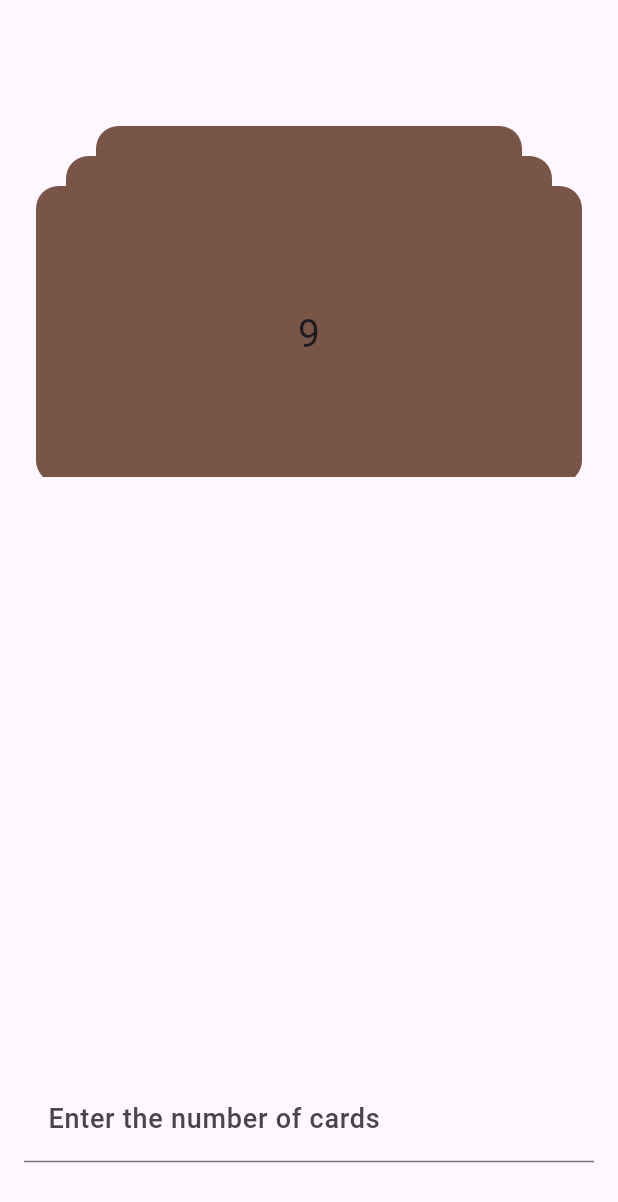
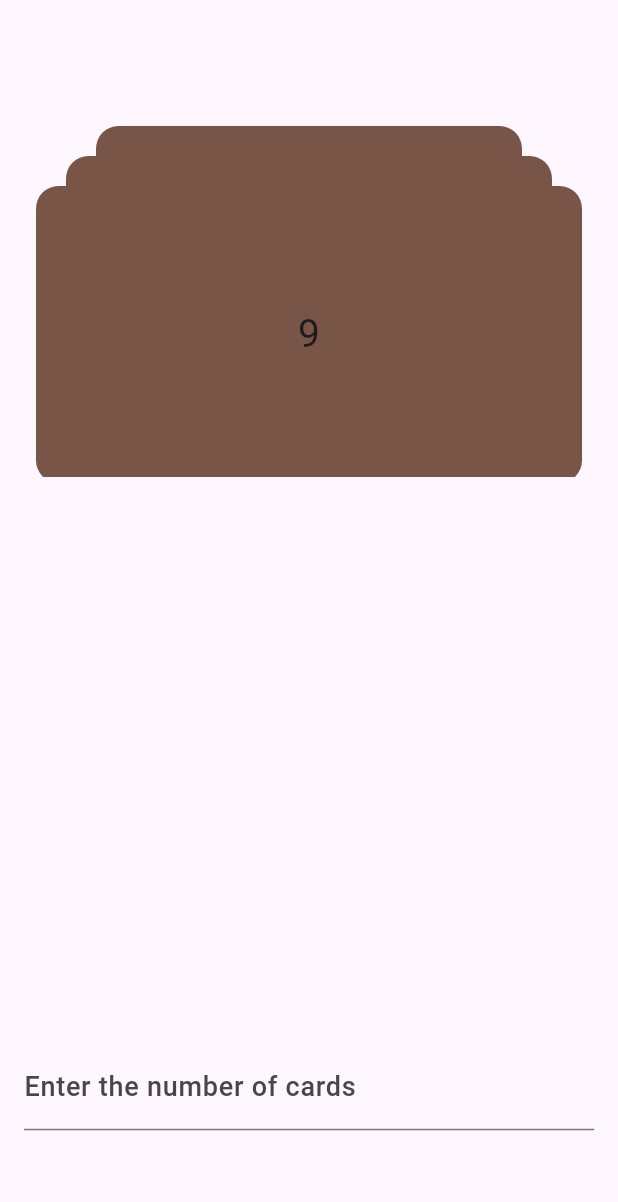
Before and after one commit to bhavneet0812/flutter-draggable_sheet, a Flutter app: the screen it shows after launch, on a phone screen of 412 x 824 dp. Shown: the top 1202 px of the screen. Run offline on Flutter 3.47's test engine with Material 3 defaults, Android fonts, the phone set to English and light mode, and no system bars; our stand-ins replace get.

Commit message:
Updated Example

```diff
--- a/example/lib/main.dart
+++ b/example/lib/main.dart
@@ -56,24 +56,27 @@ class _HomePageState extends State<HomePage> {
                 Expanded(
                   child: Padding(
                     padding: const EdgeInsets.all(16.0),
+                    child: SizedBox(
+                      height: 100,
                       child: TextFormField(
                         decoration: const InputDecoration(
                           label: Padding(
-                          padding: EdgeInsets.all(16),
+                            padding: EdgeInsets.all(0),
                             child: Text("Enter the number of cards"),
                           ),
                           labelStyle: TextStyle(
                             fontSize: 18,
                             fontWeight: FontWeight.w500,
-                          height: 2,
+                            // height: 0,
                           ),
-                        floatingLabelAlignment: FloatingLabelAlignment.center,
+                          floatingLabelAlignment: FloatingLabelAlignment.start,
                         ),
                         textInputAction: TextInputAction.done,
                         keyboardType: TextInputType.number,
                         inputFormatters: [
                           FilteringTextInputFormatter.digitsOnly,
                         ],
+                        textAlign: TextAlign.start,
                         onTapOutside: (event) {
                           FocusScope.of(context).unfocus();
                         },
@@ -82,14 +85,15 @@ class _HomePageState extends State<HomePage> {
                           setState(() {
                             list = List.generate(intValue, (index) {
                               return (
-                              Colors.primaries[
-                                      Random().nextInt(Colors.primaries.length)]
+                                Colors.primaries[Random()
+                                        .nextInt(Colors.primaries.length)]
                                     .withOpacity(1),
                                 index
                               );
                             });
                           });
                         },
+                      ),
                     ),
                   ),
                 )
--- a/pubspec.yaml
+++ b/pubspec.yaml
@@ -1,5 +1,5 @@
 name: draggable_sheet
-description: "A new Flutter plugin project."
+description: "`Draggable Sheet` is a Flutter package that enables developers to implement a customizable, interactive bottom sheet with a dynamic height adjustment and an elegant item display. It extends typical draggable sheet functionalities with more sophisticated control over its behavior, providing a richer user interaction."
 version: 1.0.0
 repository: https://github.com/bhavneet0812/flutter-draggable_sheet
 
```
Also changed, not shown: 2 other files. Lines whose indentation alone changed are shown as unchanged.
